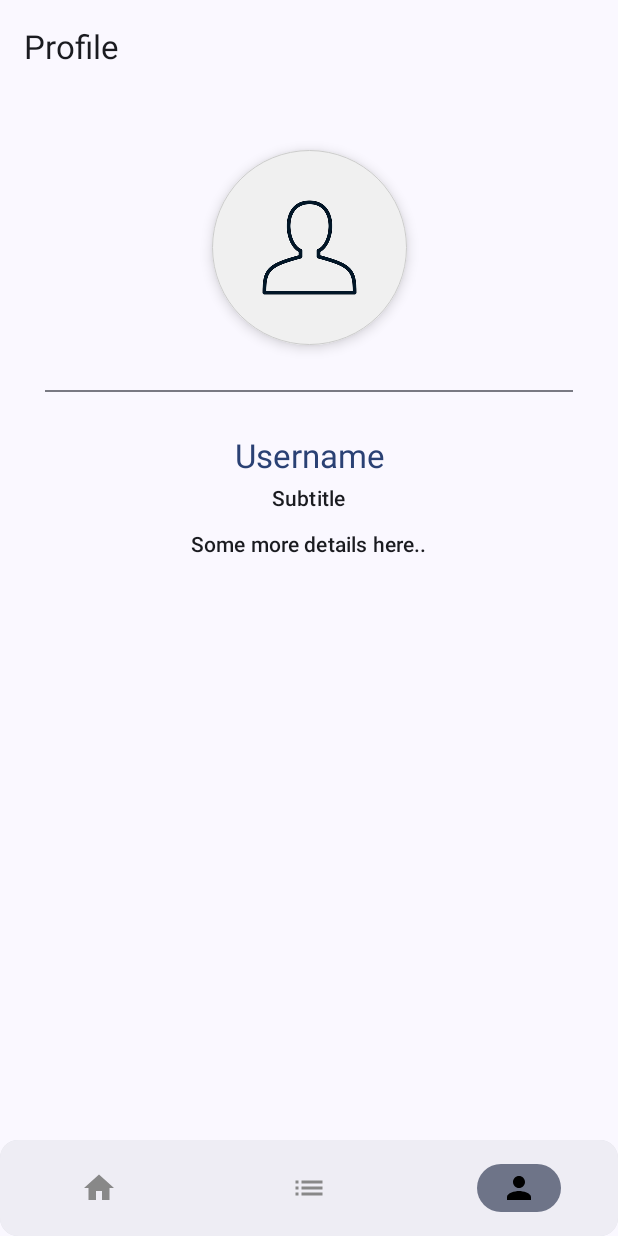
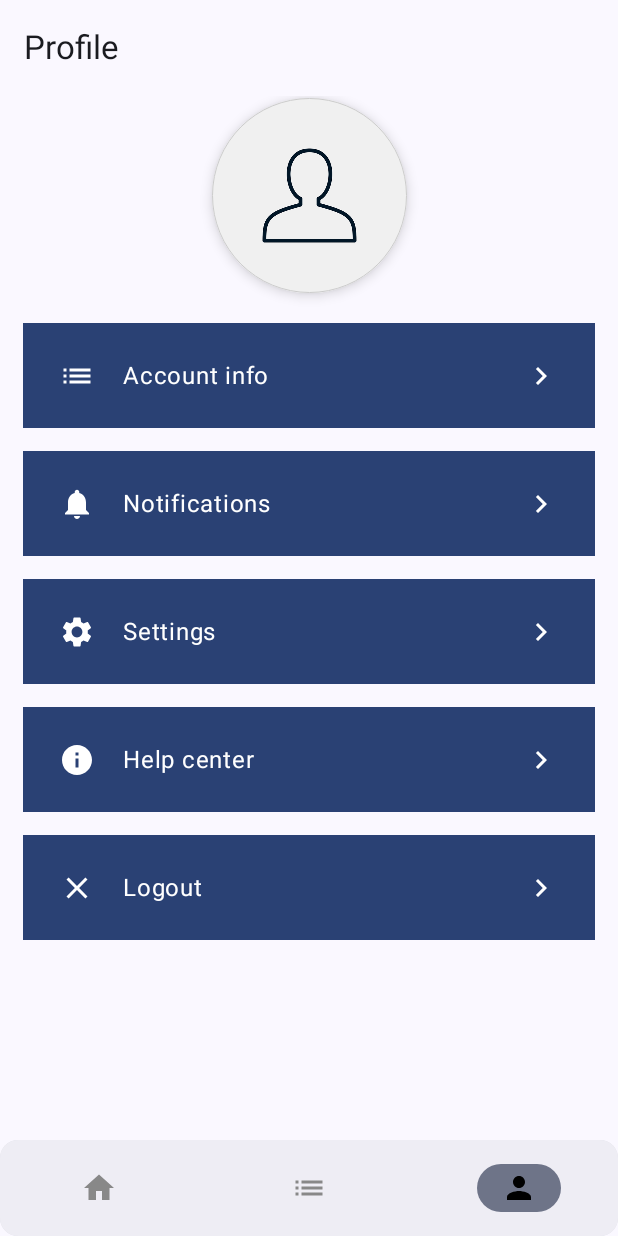
Before and after one commit to BikramDroid/onboarding-app, an Android app built with Jetpack Compose: the screen it shows after launch (MainActivity), item 3 of the bottom bar chosen, on a phone screen of 412 x 824 dp. Run offline under Robolectric (Android 15) with nearby library versions, the phone set to English and light mode, and no system bars; our stand-ins replace Dagger/Hilt's generated code; libraries missing offline, so code that uses them is left out: com.jakewharton.retrofit2; pictures from the network do not load.

Commit message:
ProfileScreen updates

```diff
--- a/app/src/main/java/com/bikram/onboardingapp/ui/screens/ProfileScreen.kt
+++ b/app/src/main/java/com/bikram/onboardingapp/ui/screens/ProfileScreen.kt
@@ -2,14 +2,25 @@ package com.bikram.onboardingapp.ui.screens
 
 import androidx.compose.foundation.BorderStroke
 import androidx.compose.foundation.Image
+import androidx.compose.foundation.background
 import androidx.compose.foundation.layout.Arrangement
 import androidx.compose.foundation.layout.Box
 import androidx.compose.foundation.layout.Column
+import androidx.compose.foundation.layout.Row
 import androidx.compose.foundation.layout.fillMaxSize
+import androidx.compose.foundation.layout.fillMaxWidth
+import androidx.compose.foundation.layout.height
 import androidx.compose.foundation.layout.padding
 import androidx.compose.foundation.layout.size
 import androidx.compose.foundation.shape.CircleShape
-import androidx.compose.material3.Divider
+import androidx.compose.material.icons.Icons
+import androidx.compose.material.icons.filled.Close
+import androidx.compose.material.icons.filled.Info
+import androidx.compose.material.icons.filled.KeyboardArrowRight
+import androidx.compose.material.icons.filled.List
+import androidx.compose.material.icons.filled.Notifications
+import androidx.compose.material.icons.filled.Settings
+import androidx.compose.material3.Icon
 import androidx.compose.material3.MaterialTheme
 import androidx.compose.material3.Surface
 import androidx.compose.material3.Text
@@ -17,26 +28,80 @@ import androidx.compose.runtime.Composable
 import androidx.compose.ui.Alignment
 import androidx.compose.ui.Modifier
 import androidx.compose.ui.graphics.Color
+import androidx.compose.ui.graphics.vector.ImageVector
 import androidx.compose.ui.layout.ContentScale
 import androidx.compose.ui.res.painterResource
+import androidx.compose.ui.tooling.preview.Preview
 import androidx.compose.ui.unit.dp
 import com.bikram.onboardingapp.R
+import com.bikram.onboardingapp.ui.components.CustomSpacer
 
 @Composable
 fun ProfileScreen() {
+    Column(
+        modifier = Modifier
+            .fillMaxSize()
+            .padding(15.dp)
+    ) {
+        ProfileImage()
+        CustomSpacer(20.dp)
+
+        CustomProfileRow(text = "Account info", icon = Icons.Filled.List)
+        CustomProfileRow(text = "Notifications", icon = Icons.Filled.Notifications)
+        CustomProfileRow(text = "Settings", icon = Icons.Filled.Settings)
+        CustomProfileRow(text = "Help center", icon = Icons.Filled.Info)
+        CustomProfileRow(text = "Logout", icon = Icons.Filled.Close)
+    }
+}
+
+@Composable
+private fun CustomProfileRow(text: String, icon: ImageVector) {
+    Row(
+        modifier = Modifier
+            .fillMaxWidth()
+            .height(70.dp)
+            .background(MaterialTheme.colorScheme.primary)
+            .padding(5.dp),
+        horizontalArrangement = Arrangement.SpaceBetween,
+        verticalAlignment = Alignment.CenterVertically
+    ) {
+        Icon(
+            icon,
+            contentDescription = null,
+            modifier = Modifier.weight(0.05f),
+            tint = Color.White
+        )
+        Text(text, modifier = Modifier.weight(0.2f), color = Color.White)
+        Icon(
+            Icons.Filled.KeyboardArrowRight,
+            contentDescription = null,
+            modifier = Modifier.weight(0.05f),
+            tint = Color.White
+        )
+    }
+
+    CustomSpacer(15.dp)
+}
+
+@Composable
+private fun ProfileImage(modifier: Modifier = Modifier) {
     Box(
         modifier = Modifier
-            .fillMaxSize()
-            .padding(top = 100.dp)
-    )
-    {
-        Column(
-            verticalArrangement = Arrangement.Top,
-            horizontalAlignment = Alignment.CenterHorizontally
+            .fillMaxWidth()
+            .padding(top = 50.dp),
+        contentAlignment = Alignment.Center
+    ) {
+        Surface(
+            shape = CircleShape,
+            border = BorderStroke(0.5.dp, Color.LightGray),
+            shadowElevation = 5.dp
         ) {
-            ProfileImage()
-            Divider(modifier = Modifier.padding(30.dp))
-            ProfileInfo()
+            Image(
+                painter = painterResource(id = R.drawable.user_img),
+                contentDescription = "profile image",
+                modifier = modifier.size(130.dp),
+                contentScale = ContentScale.Crop
+            )
         }
     }
 }
@@ -67,18 +132,8 @@ private fun ProfileInfo() {
     }
 }
 
+@Preview(showSystemUi = true)
 @Composable
-private fun ProfileImage(modifier: Modifier = Modifier) {
-    Surface(
-        shape = CircleShape,
-        border = BorderStroke(0.5.dp, Color.LightGray),
-        shadowElevation = 5.dp
-    ) {
-        Image(
-            painter = painterResource(id = R.drawable.user_img),
-            contentDescription = "profile image",
-            modifier = modifier.size(130.dp),
-            contentScale = ContentScale.Crop
-        )
-    }
+fun ProfileScreenPreview() {
+    ProfileScreen()
 }
```
